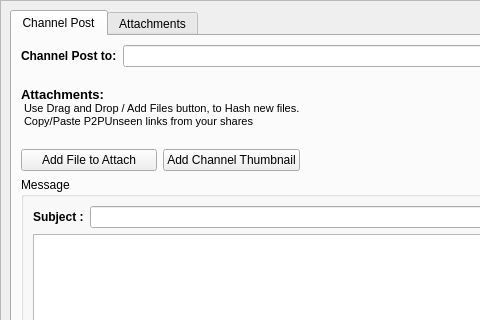
Qt form retroshare-gui/src/gui/gxschannels/CreateGxsChannelMsg.ui (RetroShare/RetroShare) before a commit; both pictures show x 0 to 480 and y 0 to 320 of the 875 by 659 pixel window.
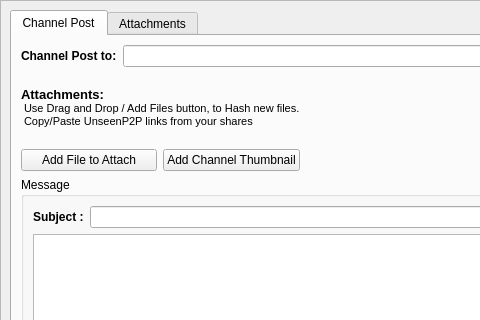
The same form after that commit. Icons and pictures are not drawn. Custom widgets are drawn as their Qt base class.

Commit message: Update Unseen name

What changed in the file:
```diff
--- a/retroshare-gui/src/gui/gxschannels/CreateGxsChannelMsg.ui
+++ b/retroshare-gui/src/gui/gxschannels/CreateGxsChannelMsg.ui
@@ -105,7 +105,7 @@
 &lt;/style&gt;&lt;/head&gt;&lt;body style=&quot; font-family:'Ubuntu'; font-size:11pt; font-weight:400; font-style:normal;&quot;&gt;
 &lt;p style=&quot; margin-top:0px; margin-bottom:0px; margin-left:0px; margin-right:0px; -qt-block-indent:0; text-indent:0px;&quot;&gt;&lt;span style=&quot; font-family:'MS Shell Dlg 2'; font-size:10pt; font-weight:600;&quot;&gt;Attachments:&lt;/span&gt;&lt;/p&gt;
 &lt;p style=&quot; margin-top:0px; margin-bottom:0px; margin-left:0px; margin-right:0px; -qt-block-indent:0; text-indent:0px;&quot;&gt;&lt;img src=&quot;:/images/feedback_arrow.png&quot; /&gt;&lt;span style=&quot; font-family:'MS Shell Dlg 2'; font-size:8pt;&quot;&gt; Use Drag and Drop / Add Files button, to Hash new files.&lt;/span&gt;&lt;/p&gt;
-&lt;p style=&quot; margin-top:0px; margin-bottom:0px; margin-left:0px; margin-right:0px; -qt-block-indent:0; text-indent:0px;&quot;&gt;&lt;img src=&quot;:/images/feedback_arrow.png&quot; /&gt;&lt;span style=&quot; font-family:'MS Shell Dlg 2'; font-size:8pt;&quot;&gt; Copy/Paste P2PUnseen links from your shares&lt;/span&gt;&lt;/p&gt;&lt;/body&gt;&lt;/html&gt;</string>
+&lt;p style=&quot; margin-top:0px; margin-bottom:0px; margin-left:0px; margin-right:0px; -qt-block-indent:0; text-indent:0px;&quot;&gt;&lt;img src=&quot;:/images/feedback_arrow.png&quot; /&gt;&lt;span style=&quot; font-family:'MS Shell Dlg 2'; font-size:8pt;&quot;&gt; Copy/Paste UnseenP2P links from your shares&lt;/span&gt;&lt;/p&gt;&lt;/body&gt;&lt;/html&gt;</string>
               </property>
              </widget>
             </item>
```
The commit also changes 107 other files.
